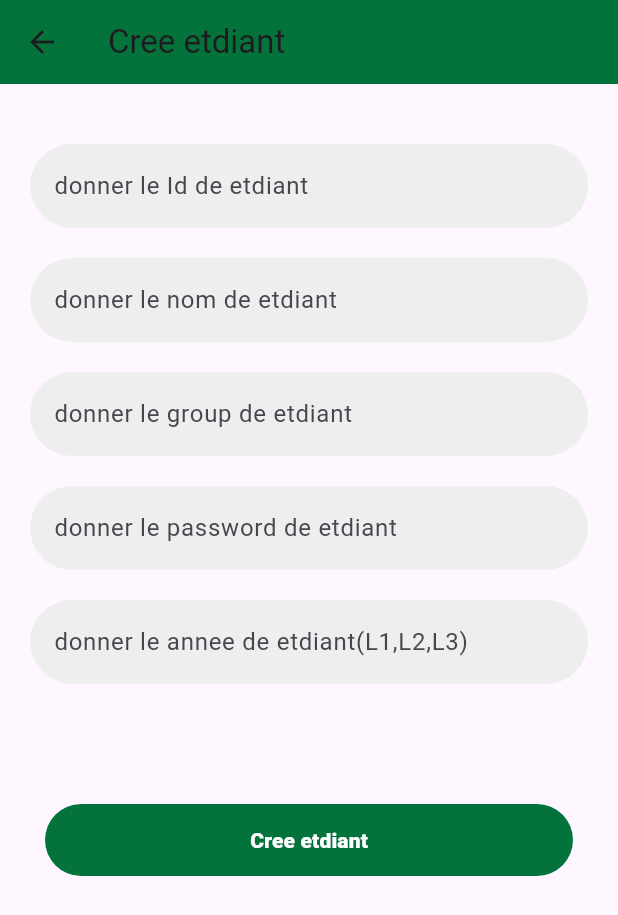
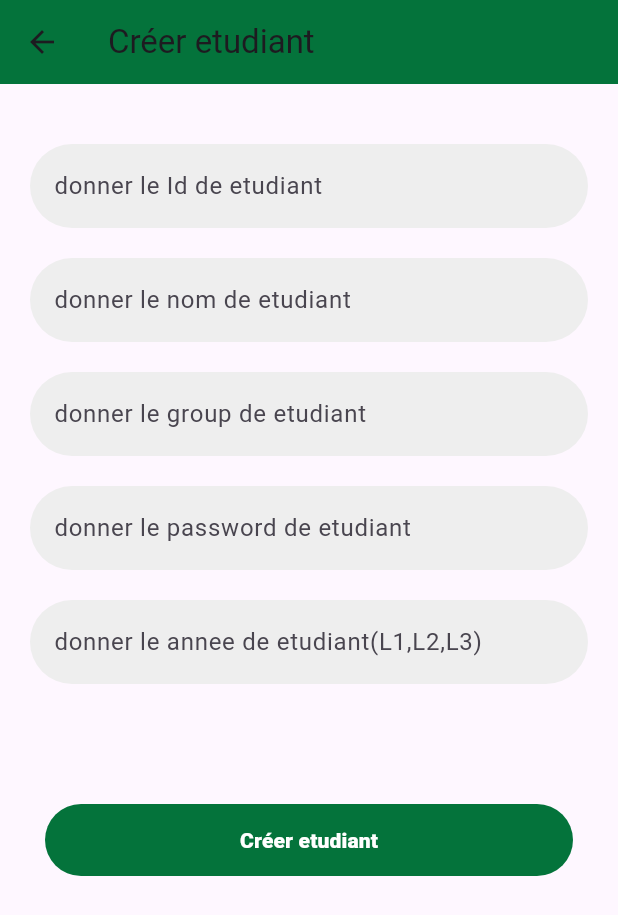
Before and after one commit to mhamedachour/pfe, a Flutter app: the etdiant screen opened directly, on a phone screen of 412 x 824 dp. Shown: the top 915 px of the screen. Run offline on Flutter 3.47's test engine with Material 3 defaults, Android fonts, the light colour scheme and no system bars; our stand-ins replace cloud_firestore, firebase_auth, firebase_core, hexcolor, oktoast, pretty_qr_code and 2 more; missing offline and left inert: mobile_scanner; accounts and stored records are empty.

Commit message:
hada hwa lidiro fi cd

```diff
--- a/lib/Screens/addministre.dart
+++ b/lib/Screens/addministre.dart
@@ -68,7 +68,7 @@ class _adminState extends State<admin> {
                       color: HexColor("#04733B"),
                     ),
                     Text(
-                      'create prof',
+                      'Créer prof',
                       style:
                           TextStyle(fontSize: 18, fontWeight: FontWeight.bold),
                     )
@@ -108,7 +108,7 @@ class _adminState extends State<admin> {
                       color: HexColor("#04733B"),
                     ),
                     Text(
-                      'create etudient',
+                      'Créer etudiant',
                       style:
                           TextStyle(fontSize: 18, fontWeight: FontWeight.bold),
                     )
--- a/lib/Screens/creeetdiant.dart
+++ b/lib/Screens/creeetdiant.dart
@@ -36,7 +36,7 @@ class _etdiantState extends State<etdiant> {
   Widget build(BuildContext context) {
     return Scaffold(
       appBar: AppBar(
-        title: Text("Cree etdiant"),
+        title: Text("Créer etudiant"),
         backgroundColor: HexColor("#04733B"),
       ),
       body: SingleChildScrollView(
@@ -51,7 +51,7 @@ class _etdiantState extends State<etdiant> {
                 ),
                 getTextFormprofetd(
                   controller: contuserId,
-                  hintName: "donner le Id de etdiant",
+                  hintName: "donner le Id de etudiant",
                   obscureText: false,
                   inputType: TextInputType.number,
                 ),
@@ -60,7 +60,7 @@ class _etdiantState extends State<etdiant> {
                 ),
                 getTextFormprofetd(
                   controller: contNam,
-                  hintName: "donner le nom de etdiant",
+                  hintName: "donner le nom de etudiant",
                   obscureText: false,
                   inputType: TextInputType.name,
                 ),
@@ -69,7 +69,7 @@ class _etdiantState extends State<etdiant> {
                 ),
                 getTextFormprofetd(
                   controller: contnumbregroup,
-                  hintName: "donner le group de etdiant",
+                  hintName: "donner le group de etudiant",
                   obscureText: false,
                   inputType: TextInputType.name,
                 ),
@@ -78,7 +78,7 @@ class _etdiantState extends State<etdiant> {
                 ),
                 getTextFormprofetd(
                   controller: contpassword,
-                  hintName: "donner le password de etdiant",
+                  hintName: "donner le password de etudiant",
                   obscureText: true,
                   inputType: TextInputType.visiblePassword,
                 ),
@@ -87,7 +87,7 @@ class _etdiantState extends State<etdiant> {
                 ),
                 getTextFormprofetd(
                   controller: contannee,
-                  hintName: "donner le annee de etdiant(L1,L2,L3)",
+                  hintName: "donner le annee de etudiant(L1,L2,L3)",
                   obscureText: false,
                   inputType: TextInputType.name,
                 ),
@@ -109,7 +109,7 @@ class _etdiantState extends State<etdiant> {
                         });
                       },
                       child: Text(
-                        'Cree etdiant',
+                        'Créer etudiant',
                         style: TextStyle(
                             color: Colors.white, fontWeight: FontWeight.w800),
                       )),
--- a/lib/Screens/creeprof.dart
+++ b/lib/Screens/creeprof.dart
@@ -37,7 +37,7 @@ class _profState extends State<prof> {
   Widget build(BuildContext context) {
     return Scaffold(
       appBar: AppBar(
-        title: Text("cree prof"),
+        title: Text("Créer prof"),
         backgroundColor: HexColor("#04733B"),
       ),
       body: SingleChildScrollView(
@@ -100,7 +100,7 @@ class _profState extends State<prof> {
                         });
                       },
                       child: Text(
-                        'Cree prof',
+                        'Créer prof',
                         style: TextStyle(
                             color: Colors.white, fontWeight: FontWeight.w800),
                       )),
--- a/lib/Screens/creerDepartement.dart
+++ b/lib/Screens/creerDepartement.dart
@@ -110,7 +110,7 @@ class _creerDepartementState extends State<creerDepartement> {
                     child: TextButton(
                         onPressed: () {
                           addUser();
-                          Navigator.push(context,
+                          Navigator.pushReplacement(context,
                               MaterialPageRoute(builder: (context) => Login()));
                         },
                         child: Text(
--- a/lib/Screens/listpresence.dart
+++ b/lib/Screens/listpresence.dart
@@ -15,7 +15,7 @@ class _listprisenceState extends State<listprisence> {
   Widget build(BuildContext context) {
     return Scaffold(
       appBar: AppBar(
-        title: Text("list presence"),
+        title: Text("liste de presence"),
         backgroundColor: HexColor("#04733B"),
       ),
       body: SingleChildScrollView(
--- a/lib/Screens/prof.dart
+++ b/lib/Screens/prof.dart
@@ -115,7 +115,7 @@ class _pageprofState extends State<pageprof> {
                       color: HexColor("#04733B"),
                     ),
                     Text(
-                      'la list presence',
+                      'liste presence',
                       style:
                           TextStyle(fontSize: 18, fontWeight: FontWeight.bold),
                     )
--- a/lib/Screens/scan.dart
+++ b/lib/Screens/scan.dart
@@ -16,7 +16,7 @@ class _scanState extends State<scan> {
   Widget build(BuildContext context) {
     return Scaffold(
       appBar: AppBar(
-        title: Text("scan"),
+        title: Text("scan QR"),
         backgroundColor: HexColor("#04733B"),
       ),
       body: Stack(
```
Also changed, not shown: lib/Screens/login.dart (+6 -6 lines), lib/database_Login/DbLogin.dart (deleted, +0 -43 lines), 1 other file.
